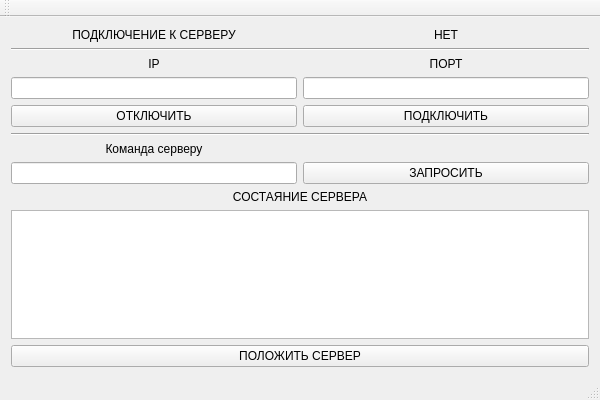
PracticalTasks/QtFtpClient, file QtTcpClient/QtTcpClient.ui: the form before one commit.
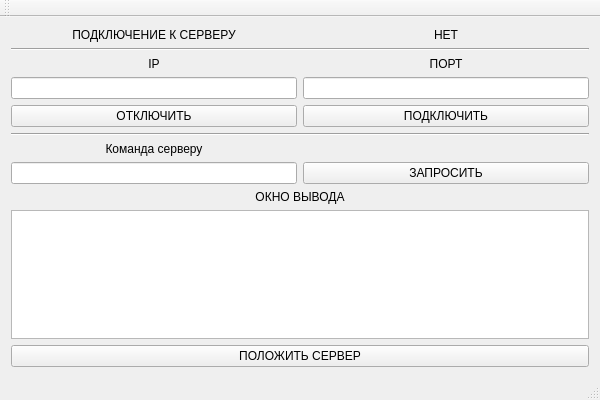
The form after the commit.

```diff
--- a/QtTcpClient/QtTcpClient.ui
+++ b/QtTcpClient/QtTcpClient.ui
@@ -110,7 +110,7 @@
       <item row="8" column="0" colspan="2">
        <widget class="QLabel" name="label_status">
         <property name="text">
-         <string>СОСТАЯНИЕ СЕРВЕРА</string>
+         <string>ОКНО ВЫВОДА</string>
         </property>
         <property name="alignment">
          <set>Qt::AlignCenter</set>
```
